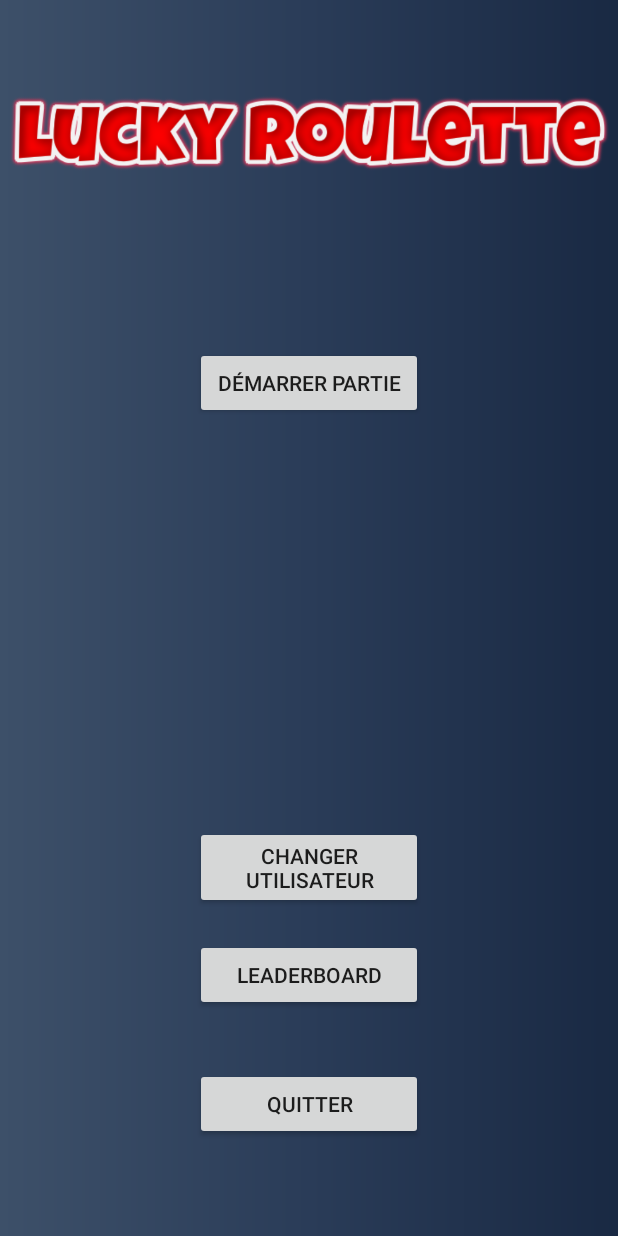
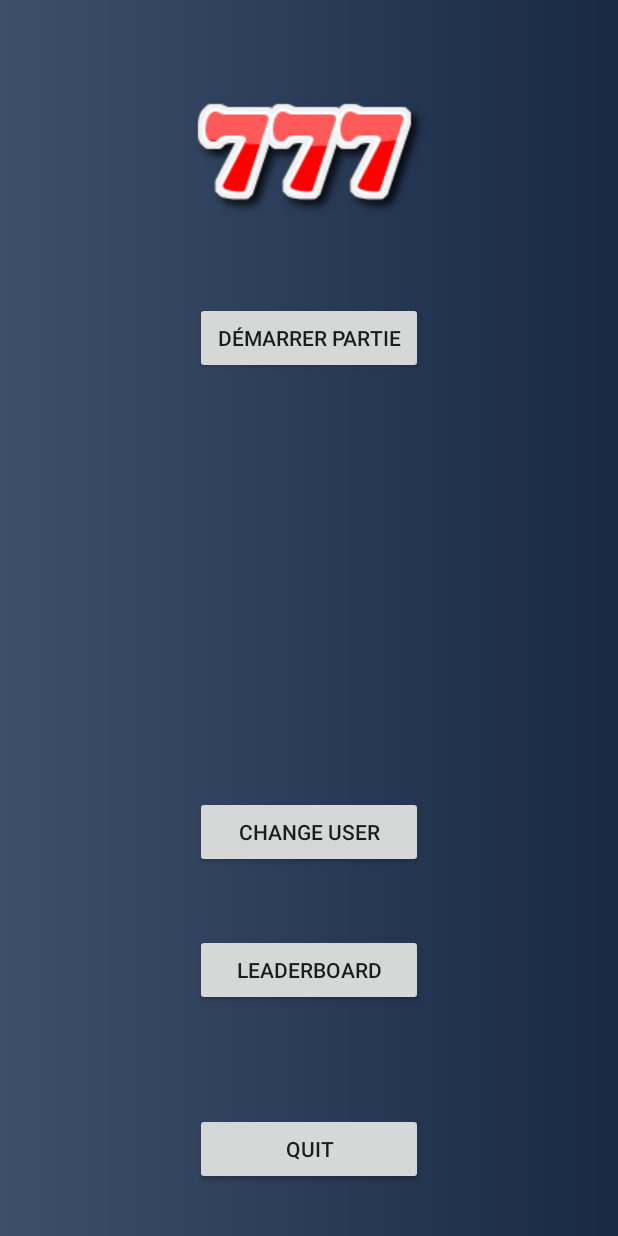
Before and after one commit to Yazuke/Appli-Mobile-machine_a_sous, an Android app: the layout menu.xml on its own in the app's theme, with its tools: preview values and no code run, on a phone screen of 412 x 824 dp. Run offline under Robolectric (Android 15) with nearby library versions, the phone set to English and light mode, and no system bars.

Commit message:
Retour du menu Principal
menu principal appeller juste lorsque l'on clique sur back to main menu dans le petit menu sur le coté

```diff
--- a/app/src/main/AndroidManifest.xml
+++ b/app/src/main/AndroidManifest.xml
@@ -19,6 +19,10 @@
 
         <activity android:name=".ComboActivity"
             android:screenOrientation="landscape"/>
+
+        <activity android:name=".Menu"
+            android:screenOrientation="portrait"/>
+
     </application>
 
 </manifest>
--- a/app/src/main/java/com/example/yazuke/applimobilemachine_a_sous/MainActivity.java
+++ b/app/src/main/java/com/example/yazuke/applimobilemachine_a_sous/MainActivity.java
@@ -448,7 +448,10 @@ public class MainActivity extends AppCompatActivity implements AsyncListener, Po
             case R.id.item1:
                 Toast.makeText(this, "TEST", Toast.LENGTH_SHORT).show();
                 return true;
-            case R.id.item2:
+            case R.id.item2: // Retour au menu principal
+                Intent intent = new Intent(MainActivity.this, // New intent avec en paramètres
+                        Menu.class); // le contex de l'application et la classe menu.
+                startActivity(intent);
                 return true;
             case R.id.item3:
                 return true;
--- a/app/src/main/res/layout/menu.xml
+++ b/app/src/main/res/layout/menu.xml
@@ -10,9 +10,9 @@
         android:id="@+id/imageView"
         android:layout_width="wrap_content"
         android:layout_height="wrap_content"
-        android:layout_alignParentStart="true"
         android:layout_alignParentTop="true"
-        android:layout_marginTop="30dp"
+        android:layout_centerHorizontal="true"
+        android:layout_marginTop="39dp"
         app:srcCompat="@drawable/logo" />
 
     <Button
@@ -21,8 +21,9 @@
         android:layout_height="wrap_content"
         android:layout_alignParentTop="true"
         android:layout_centerHorizontal="true"
-        android:layout_marginTop="231dp"
-        android:text="Démarrer Partie" />
+        android:layout_marginTop="201dp"
+        android:onClick="DemarrerPartie"
+        android:text="@string/demarrer_partie" />
 
     <Button
         android:id="@+id/button2"
@@ -30,8 +31,8 @@
         android:layout_height="wrap_content"
         android:layout_alignParentBottom="true"
         android:layout_centerHorizontal="true"
-        android:layout_marginBottom="218dp"
-        android:text="Changer Utilisateur" />
+        android:layout_marginBottom="245dp"
+        android:text="@string/menu1" />
 
     <Button
         android:id="@+id/button3"
@@ -39,8 +40,8 @@
         android:layout_height="wrap_content"
         android:layout_alignParentBottom="true"
         android:layout_centerHorizontal="true"
-        android:layout_marginBottom="150dp"
-        android:text="Leaderboard" />
+        android:layout_marginBottom="153dp"
+        android:text="@string/menu3" />
 
     <Button
         android:id="@+id/button4"
@@ -48,6 +49,7 @@
         android:layout_height="wrap_content"
         android:layout_alignParentBottom="true"
         android:layout_centerHorizontal="true"
-        android:layout_marginBottom="64dp"
-        android:text="Quitter" />
+        android:layout_marginBottom="34dp"
+        android:onClick="quitterApp"
+        android:text="@string/menu4" />
 </RelativeLayout>
--- a/app/src/main/res/values/strings.xml
+++ b/app/src/main/res/values/strings.xml
@@ -7,7 +7,8 @@
     <string name="total">1000$</string>
     <string name="combo">COMBOS</string>
     <string name="menu1">Change user</string>
-    <string name="menu2">Settings</string>
+    <string name="menu2">Back to Main Menu</string>
     <string name="menu3">Leaderboard</string>
     <string name="menu4">Quit</string>
+    <string name="demarrer_partie">Démarrer Partie</string>
 </resources>
```
Also changed, not shown: app/src/main/java/com/example/yazuke/applimobilemachine_a_sous/Menu.java (added, +72 -0 lines), app/src/main/res/drawable/logo.png.
